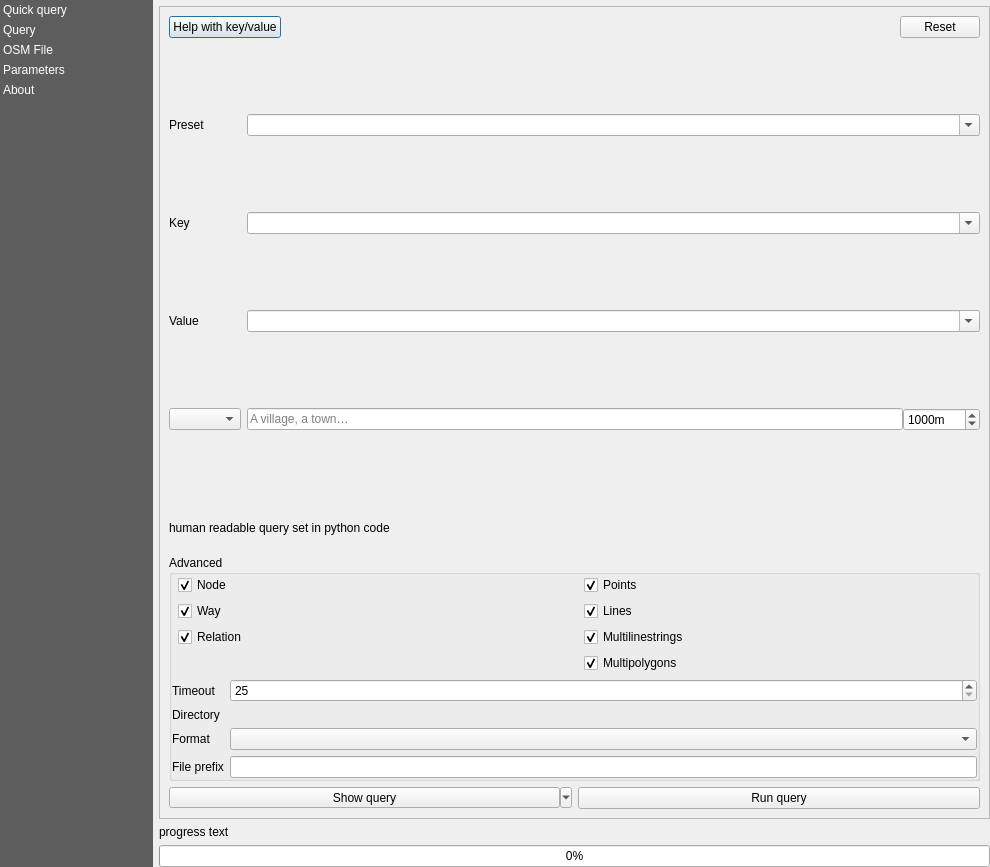
Above: QuickOSM/resources/ui/main_window.ui from 3liz/QuickOSM before the change. Below: the same form after it.
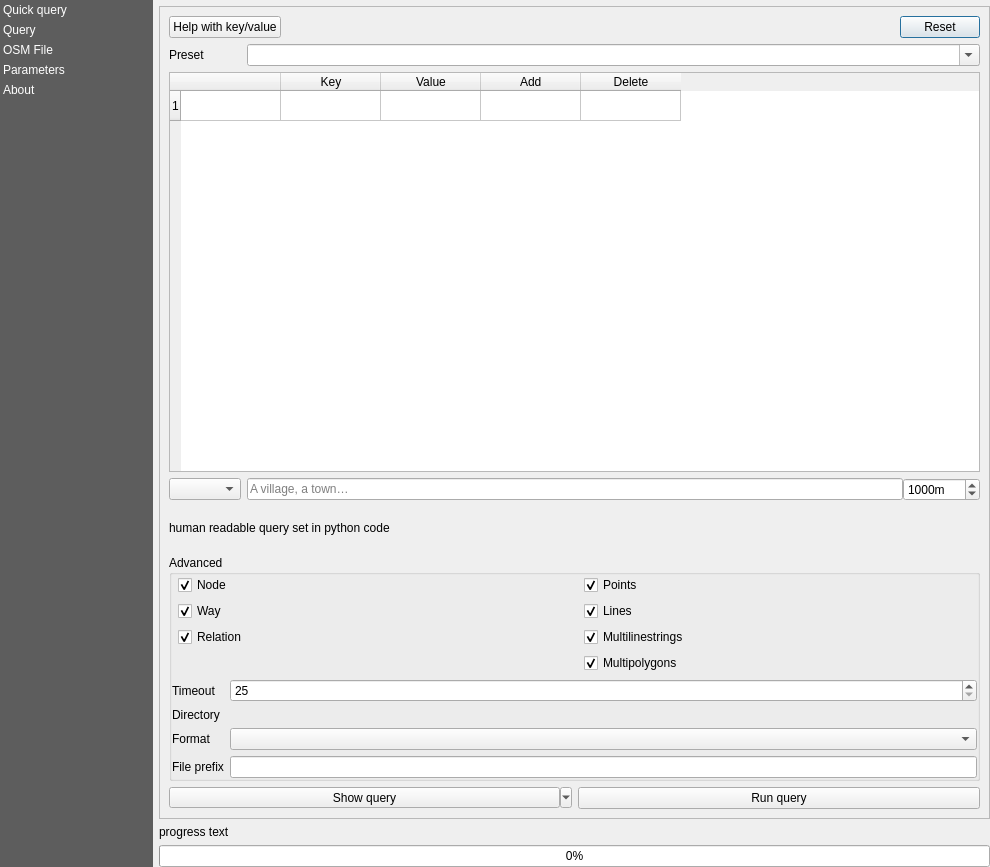
That is the form after the change. The open tabs and pages were chosen to show the change. Custom widgets are drawn as their Qt base class.

Patch:
```diff
--- a/QuickOSM/resources/ui/main_window.ui
+++ b/QuickOSM/resources/ui/main_window.ui
@@ -180,6 +180,9 @@
                  <property name="text">
                   <string>Help with key/value</string>
                  </property>
+                 <property name="autoDefault">
+                  <bool>false</bool>
+                 </property>
                 </widget>
                </item>
                <item>
@@ -215,72 +218,14 @@
                <property name="sizeConstraint">
                 <enum>QLayout::SetDefaultConstraint</enum>
                </property>
-               <item row="1" column="0">
-                <widget class="QLabel" name="label_41">
-                 <property name="toolTip">
-                  <string>An OSM key to fetch. If empty, all keys will be fetched.</string>
-                 </property>
-                 <property name="text">
-                  <string>Key</string>
-                 </property>
-                </widget>
-               </item>
-               <item row="1" column="1">
-                <widget class="QComboBox" name="combo_key">
-                 <property name="sizePolicy">
-                  <sizepolicy hsizetype="Expanding" vsizetype="Fixed">
-                   <horstretch>0</horstretch>
-                   <verstretch>0</verstretch>
-                  </sizepolicy>
-                 </property>
-                 <property name="toolTip">
-                  <string>An OSM key to fetch. If empty, all keys will be fetched.</string>
-                 </property>
-                 <property name="editable">
-                  <bool>true</bool>
-                 </property>
-                 <property name="sizeAdjustPolicy">
-                  <enum>QComboBox::AdjustToContents</enum>
-                 </property>
-                </widget>
-               </item>
                <item row="2" column="0">
-                <widget class="QLabel" name="label_42">
-                 <property name="toolTip">
-                  <string>An OSM value to fetch. If empty, all values will be fetched.</string>
-                 </property>
-                 <property name="text">
-                  <string>Value</string>
-                 </property>
-                </widget>
-               </item>
-               <item row="2" column="1">
-                <widget class="QComboBox" name="combo_value">
-                 <property name="sizePolicy">
-                  <sizepolicy hsizetype="Expanding" vsizetype="Fixed">
-                   <horstretch>0</horstretch>
-                   <verstretch>0</verstretch>
-                  </sizepolicy>
-                 </property>
-                 <property name="toolTip">
-                  <string>An OSM value to fetch. If empty, all values will be fetched.</string>
-                 </property>
-                 <property name="editable">
-                  <bool>true</bool>
-                 </property>
-                 <property name="sizeAdjustPolicy">
-                  <enum>QComboBox::AdjustToContents</enum>
-                 </property>
-                </widget>
-               </item>
-               <item row="3" column="0">
                 <widget class="QComboBox" name="combo_query_type_qq">
                  <property name="toolTip">
                   <string>The spatial extent to use for the query.</string>
                  </property>
                 </widget>
                </item>
-               <item row="3" column="1">
+               <item row="2" column="1">
                 <widget class="QStackedWidget" name="stacked_query_type">
                  <property name="lineWidth">
                   <number>0</number>
@@ -404,6 +349,45 @@
                  </property>
                 </widget>
                </item>
+               <item row="1" column="0" colspan="2">
+                <widget class="QTableWidget" name="table_keys_values">
+                 <property name="sizeAdjustPolicy">
+                  <enum>QAbstractScrollArea::AdjustToContents</enum>
+                 </property>
+                 <property name="editTriggers">
+                  <set>QAbstractItemView::NoEditTriggers</set>
+                 </property>
+                 <property name="rowCount">
+                  <number>1</number>
+                 </property>
+                 <row/>
+                 <column>
+                  <property name="text">
+                   <string/>
+                  </property>
+                 </column>
+                 <column>
+                  <property name="text">
+                   <string>Key</string>
+                  </property>
+                 </column>
+                 <column>
+                  <property name="text">
+                   <string>Value</string>
+                  </property>
+                 </column>
+                 <column>
+                  <property name="text">
+                   <string> Add </string>
+                  </property>
+                 </column>
+                 <column>
+                  <property name="text">
+                   <string>Delete</string>
+                  </property>
+                 </column>
+                </widget>
+               </item>
               </layout>
              </item>
              <item>
```
Left out of the diff: 4 changed lines with no effect on the pictures.
